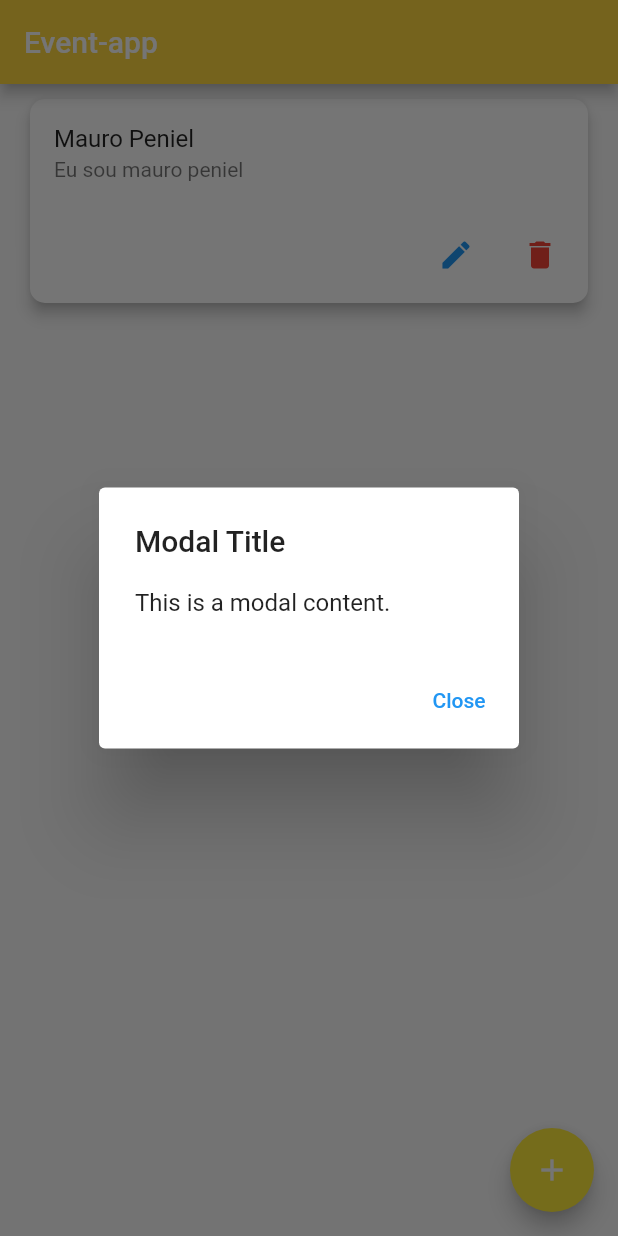
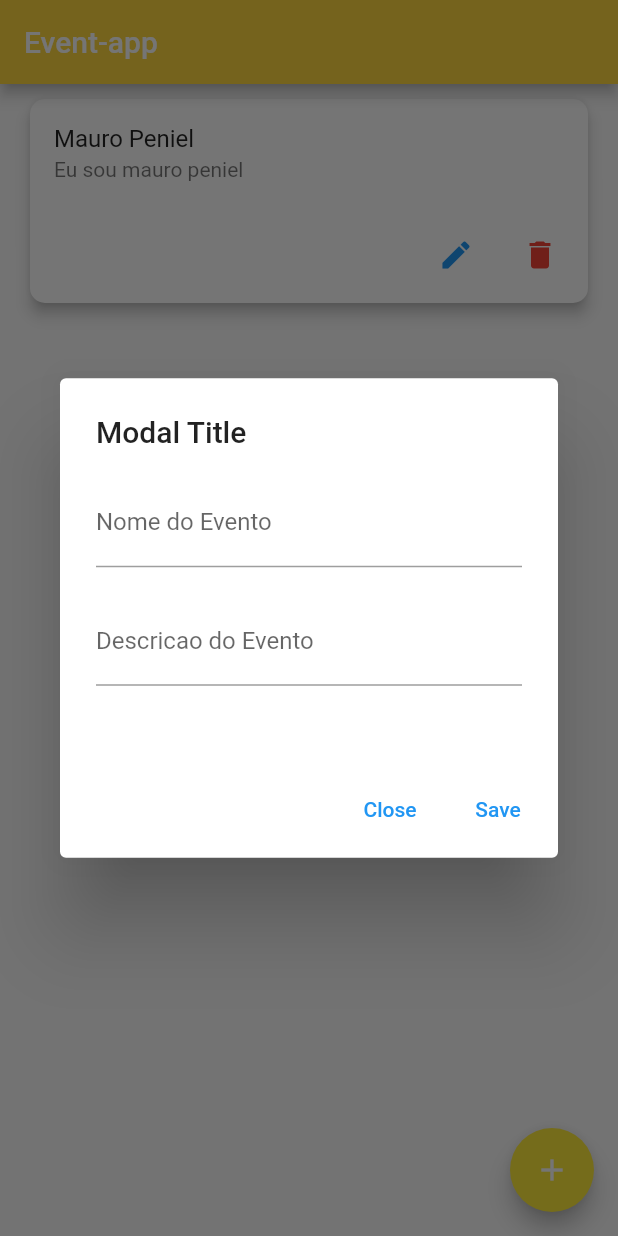
Before and after one commit to restenPiz/Event_app, a Flutter app: the screen it shows after launch, after a tap on the "edit" icon, on a phone screen of 412 x 824 dp. Run offline on Flutter 3.47's test engine with Material 2 defaults, Android fonts, the light colour scheme and no system bars.

Commit message:
Changing some components in the addEvent modal

```diff
--- a/event_app/lib/main.dart
+++ b/event_app/lib/main.dart
@@ -1,4 +1,4 @@
-// ignore_for_file: prefer_const_constructors
+// ignore_for_file: prefer_const_constructors, prefer_const_literals_to_create_immutables
 
 import 'package:flutter/material.dart';
 
@@ -57,13 +57,37 @@ class _CounterState extends State<Counter> {
       builder: (BuildContext context) {
         return AlertDialog(
           title: Text('Modal Title'),
-          content: Text('This is a modal content.'),
+          content: Container(
+            width: MediaQuery.of(context).size.width * 0.8, //? Definindo a largura
+            height: MediaQuery.of(context).size.height * 0.2, //? Definindo a altura
+            child: Column(
+              mainAxisSize: MainAxisSize.min,
+              children: <Widget>[
+                TextField(
+                  decoration: InputDecoration(labelText: 'Nome do Evento'),
+                ),
+                Container(
+                  height: 20,
+                ),
+                TextField(
+                  decoration: InputDecoration(labelText: 'Descricao do Evento'),
+                ),
+              ],
+            ),
+          ),
           actions: <Widget>[
             TextButton(
               onPressed: () {
                 Navigator.of(context).pop();
               },
               child: Text('Close'),
+            ),
+            TextButton(
+              onPressed: () {
+                // Process and save data
+                Navigator.of(context).pop();
+              },
+              child: Text('Save'),
             ),
           ],
         );
```
